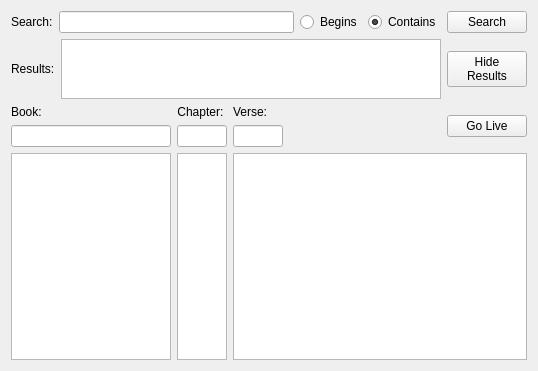
The window that src/biblewidget.ui (SoftProjector/src) describes before a commit, drawn with Qt 5.
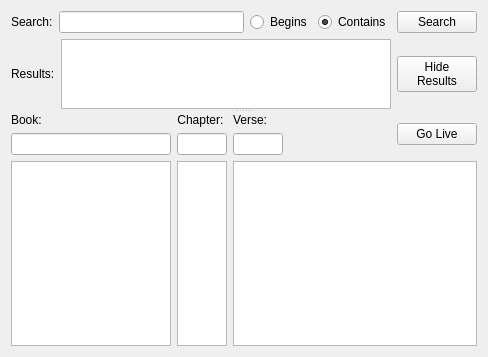
The same window after the commit.

Commit message: Added a splitter between bible search and bible browse sections.

Patch:
```diff
--- a/src/biblewidget.ui
+++ b/src/biblewidget.ui
@@ -6,8 +6,8 @@
    <rect>
     <x>0</x>
     <y>0</y>
-    <width>538</width>
-    <height>371</height>
+    <width>488</width>
+    <height>357</height>
    </rect>
   </property>
   <property name="minimumSize">
@@ -19,7 +19,14 @@
   <property name="windowTitle">
    <string>Form</string>
   </property>
-  <layout class="QVBoxLayout" name="verticalLayout_6">
+  <layout class="QVBoxLayout" name="verticalLayout_9">
+   <item>
+    <widget class="QSplitter" name="splitter">
+     <property name="orientation">
+      <enum>Qt::Vertical</enum>
+     </property>
+     <widget class="QWidget" name="">
+      <layout class="QVBoxLayout" name="verticalLayout_8">
    <item>
     <layout class="QHBoxLayout" name="horizontalLayout_2" stretch="0,1,0,0,0">
      <item>
@@ -144,7 +151,7 @@
      <item>
       <widget class="QListWidget" name="search_results_list">
        <property name="sizePolicy">
-        <sizepolicy hsizetype="Expanding" vsizetype="Expanding">
+            <sizepolicy hsizetype="Expanding" vsizetype="Preferred">
          <horstretch>0</horstretch>
          <verstretch>0</verstretch>
         </sizepolicy>
@@ -158,7 +165,7 @@
        <property name="maximumSize">
         <size>
          <width>16777215</width>
-         <height>60</height>
+             <height>16777215</height>
         </size>
        </property>
        <property name="alternatingRowColors">
@@ -176,7 +183,9 @@
      </item>
     </layout>
    </item>
-   <item>
+      </layout>
+     </widget>
+     <widget class="QWidget" name="">
     <layout class="QHBoxLayout" name="horizontalLayout_3">
      <item>
       <layout class="QVBoxLayout" name="verticalLayout_2">
@@ -422,6 +431,8 @@
       </layout>
      </item>
     </layout>
+     </widget>
+    </widget>
    </item>
   </layout>
  </widget>
```
Lines whose indentation alone changed are shown as unchanged. The commit also changes 1 other file.
